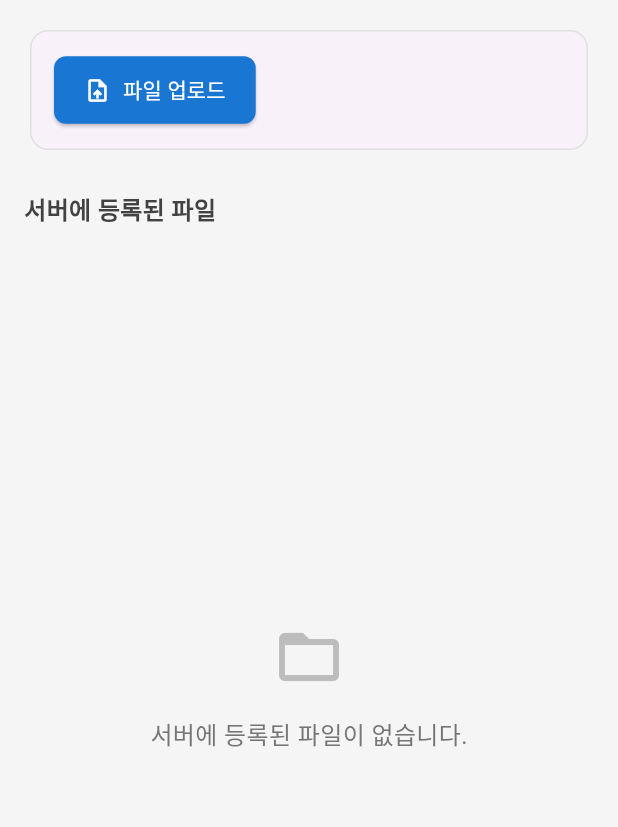
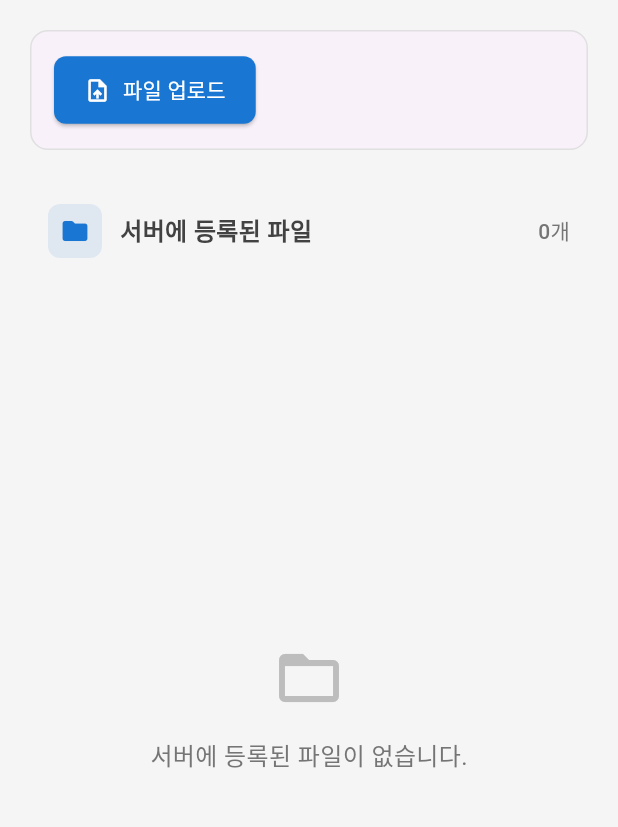
Before and after one commit to FILENORI/filenori-client, a Flutter app: the screen it shows after launch, on a phone screen of 412 x 824 dp, the part 84-911 px from its top. Run offline on Flutter 3.47's test engine with Material 3 defaults, Android fonts, the phone set to English and light mode, and no system bars; our stand-ins replace file_picker, flutter_dotenv, flutter_hooks, flutter_riverpod, hooks_riverpod.

Commit message:
feat: 디자인 수정

```diff
--- a/lib/presentation/main_page.dart
+++ b/lib/presentation/main_page.dart
@@ -106,12 +106,41 @@ class MainPage extends HookConsumerWidget {
               ),
             ),
             const SizedBox(height: 24),
+            Padding(
+              padding: const EdgeInsets.symmetric(horizontal: 16.0, vertical: 8.0),
+              child: Row(
+                children: [
+                  Container(
+                    padding: const EdgeInsets.all(8),
+                    decoration: BoxDecoration(
+                      color: Colors.blue[700]!.withOpacity(0.1),
+                      borderRadius: BorderRadius.circular(8),
+                    ),
+                    child: Icon(
+                      Icons.folder_rounded,
+                      color: Colors.blue[700],
+                      size: 20,
+                    ),
+                  ),
+                  const SizedBox(width: 12),
                   Text(
                     '서버에 등록된 파일',
                     style: TextStyle(
                       fontSize: 16,
                       fontWeight: FontWeight.w600,
                       color: Colors.grey[800],
+                    ),
+                  ),
+                  const Spacer(),
+                  Text(
+                    '${files.length}개',
+                    style: TextStyle(
+                      fontSize: 14,
+                      color: Colors.grey[600],
+                      fontWeight: FontWeight.w500,
+                    ),
+                  ),
+                ],
               ),
             ),
             const SizedBox(height: 12),
```
Lines whose indentation alone changed are shown as unchanged.
